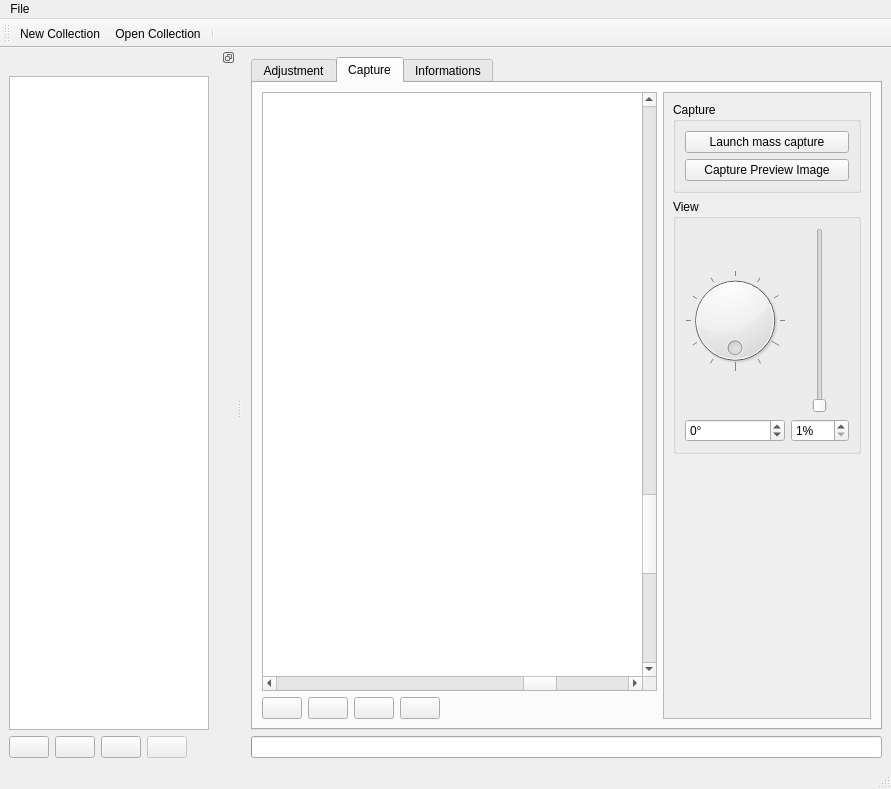
First picture: the form in pc/core/mainwindow.ui, repository plule/pfe-costumes, before the edit.
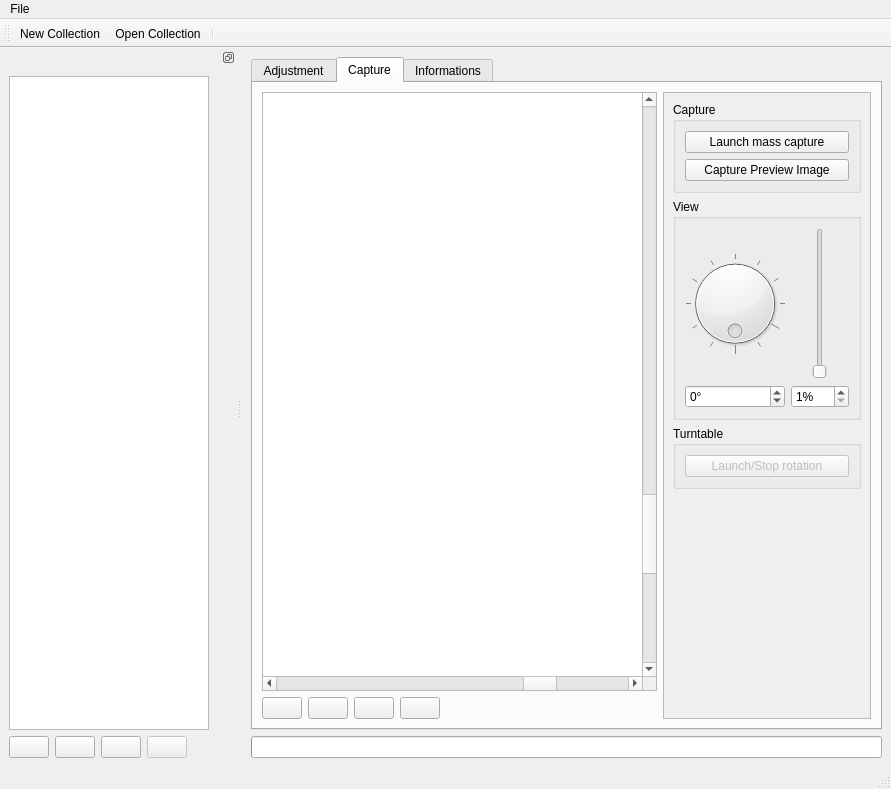
Second picture: the form after the edit. Icons and pictures are not drawn. Custom widgets are drawn as their Qt base class.

Commit message: turntable control is ready

What changed in the file:
```diff
--- a/pc/core/mainwindow.ui
+++ b/pc/core/mainwindow.ui
@@ -394,6 +394,28 @@
                 </layout>
                </widget>
               </item>
+              <item>
+               <widget class="QGroupBox" name="turntableBox">
+                <property name="title">
+                 <string>Turntable</string>
+                </property>
+                <layout class="QVBoxLayout" name="verticalLayout_3">
+                 <item>
+                  <widget class="QPushButton" name="turntableButton">
+                   <property name="enabled">
+                    <bool>false</bool>
+                   </property>
+                   <property name="text">
+                    <string>Launch/Stop rotation</string>
+                   </property>
+                   <property name="checkable">
+                    <bool>true</bool>
+                   </property>
+                  </widget>
+                 </item>
+                </layout>
+               </widget>
+              </item>
               <item>
                <spacer name="verticalSpacer">
                 <property name="orientation">
```
The commit also changes 6 other files.
